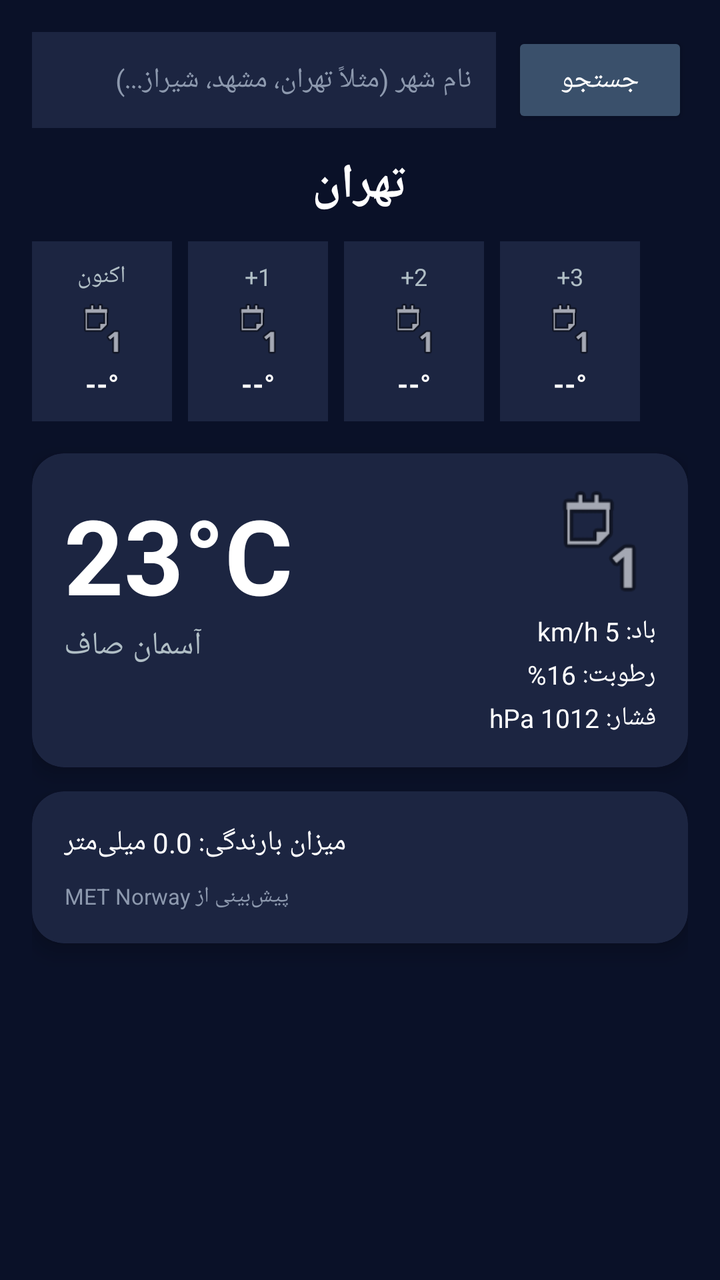
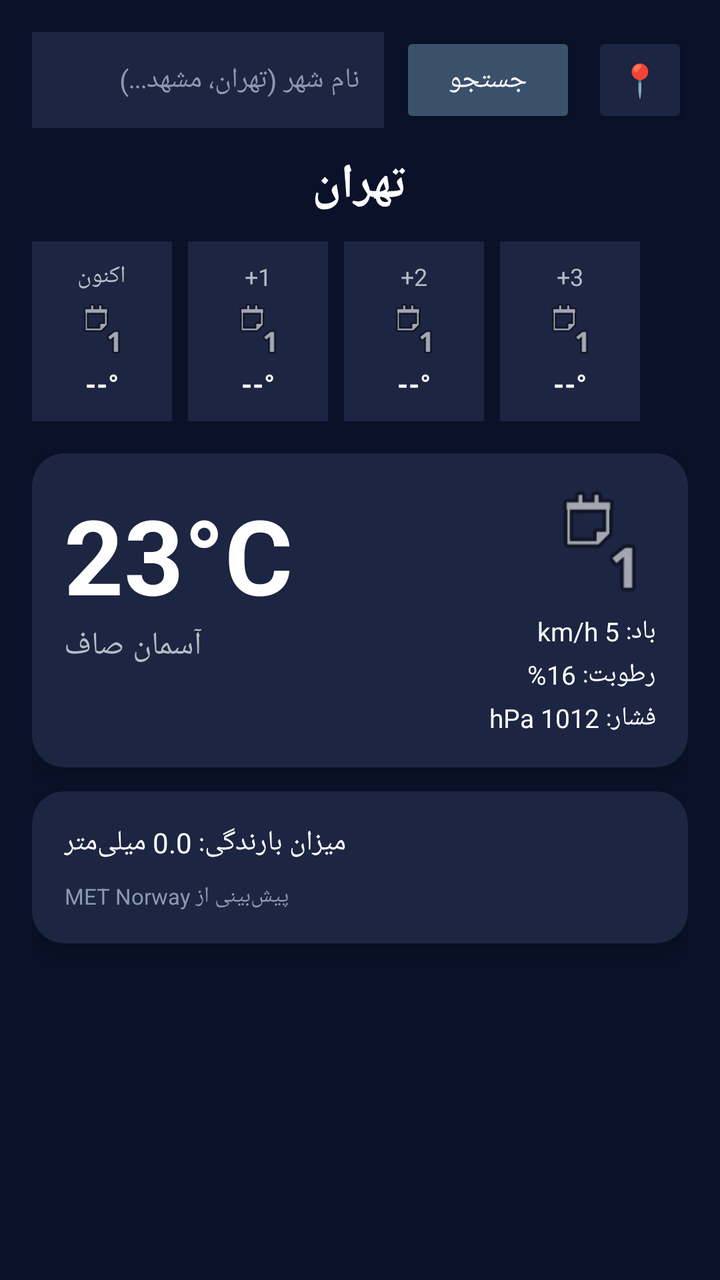

Compare the two renders of this Android layout. The source of the first and the diff that turns it into the second are given below.
<!-- AndroidManifest.xml: application theme Theme.AppCompat.Light.NoActionBar -->
<!-- res/layout/activity_main.xml -->
<?xml version="1.0" encoding="utf-8"?>
<RelativeLayout xmlns:android="http://schemas.android.com/apk/res/android"
    xmlns:app="http://schemas.android.com/apk/res-auto"
    android:id="@+id/rootLayout"
    android:layout_width="match_parent"
    android:layout_height="match_parent"
    android:background="#0A1128"
    android:padding="16dp">

    
    <LinearLayout
        android:id="@+id/searchLayout"
        android:layout_width="match_parent"
        android:layout_height="wrap_content"
        android:orientation="horizontal"
        android:layout_marginBottom="12dp">

        <EditText
            android:id="@+id/etSearchCity"
            android:layout_width="0dp"
            android:layout_height="48dp"
            android:layout_weight="1"
            android:background="#1C2541"
            android:hint="نام شهر (مثلاً تهران، مشهد، شیراز...)"
            android:textColor="#FFFFFF"
            android:textColorHint="#8D99AE"
            android:paddingHorizontal="12dp"
            android:textSize="14sp" />

        <Button
            android:id="@+id/btnSearch"
            android:layout_width="wrap_content"
            android:layout_height="48dp"
            android:layout_marginStart="8dp"
            android:backgroundTint="#3A506B"
            android:text="جستجو"
            android:textColor="#FFFFFF" />
    </LinearLayout>

    <TextView
        android:id="@+id/tvCityName"
        android:layout_width="wrap_content"
        android:layout_height="wrap_content"
        android:layout_below="@id/searchLayout"
        android:layout_centerHorizontal="true"
        android:text="تهران"
        android:textColor="#FFFFFF"
        android:textSize="24sp"
        android:textStyle="bold" />

    
    <HorizontalScrollView
        android:id="@+id/hourlyScroll"
        android:layout_width="match_parent"
        android:layout_height="wrap_content"
        android:layout_below="@id/tvCityName"
        android:layout_marginTop="12dp"
        android:scrollbars="none">

        <LinearLayout
            android:layout_width="wrap_content"
            android:layout_height="wrap_content"
            android:orientation="horizontal">

            
            <LinearLayout
                android:layout_width="70dp"
                android:layout_height="90dp"
                android:background="#1C2541"
                android:orientation="vertical"
                android:gravity="center"
                android:layout_marginEnd="8dp"
                android:padding="8dp">
                <TextView android:id="@+id/tvHourlyTime1" android:layout_width="wrap_content" android:layout_height="wrap_content" android:text="اکنون" android:textColor="#B0BEC5" android:textSize="12sp"/>
                <ImageView android:id="@+id/ivHourlyIcon1" android:layout_width="28dp" android:layout_height="28dp" android:src="@android:drawable/ic_menu_day" android:layout_marginVertical="4dp"/>
                <TextView android:id="@+id/tvHourlyTemp1" android:layout_width="wrap_content" android:layout_height="wrap_content" android:text="--°" android:textColor="#FFFFFF" android:textSize="14sp" android:textStyle="bold"/>
            </LinearLayout>

            
            <LinearLayout
                android:layout_width="70dp"
                android:layout_height="90dp"
                android:background="#1C2541"
                android:orientation="vertical"
                android:gravity="center"
                android:layout_marginEnd="8dp"
                android:padding="8dp">
                <TextView android:id="@+id/tvHourlyTime2" android:layout_width="wrap_content" android:layout_height="wrap_content" android:text="+1" android:textColor="#B0BEC5" android:textSize="12sp"/>
                <ImageView android:id="@+id/ivHourlyIcon2" android:layout_width="28dp" android:layout_height="28dp" android:src="@android:drawable/ic_menu_day" android:layout_marginVertical="4dp"/>
                <TextView android:id="@+id/tvHourlyTemp2" android:layout_width="wrap_content" android:layout_height="wrap_content" android:text="--°" android:textColor="#FFFFFF" android:textSize="14sp" android:textStyle="bold"/>
            </LinearLayout>

            
            <LinearLayout
                android:layout_width="70dp"
                android:layout_height="90dp"
                android:background="#1C2541"
                android:orientation="vertical"
                android:gravity="center"
                android:layout_marginEnd="8dp"
                android:padding="8dp">
                <TextView android:id="@+id/tvHourlyTime3" android:layout_width="wrap_content" android:layout_height="wrap_content" android:text="+2" android:textColor="#B0BEC5" android:textSize="12sp"/>
                <ImageView android:id="@+id/ivHourlyIcon3" android:layout_width="28dp" android:layout_height="28dp" android:src="@android:drawable/ic_menu_day" android:layout_marginVertical="4dp"/>
                <TextView android:id="@+id/tvHourlyTemp3" android:layout_width="wrap_content" android:layout_height="wrap_content" android:text="--°" android:textColor="#FFFFFF" android:textSize="14sp" android:textStyle="bold"/>
            </LinearLayout>

            
            <LinearLayout
                android:layout_width="70dp"
                android:layout_height="90dp"
                android:background="#1C2541"
                android:orientation="vertical"
                android:gravity="center"
                android:layout_marginEnd="8dp"
                android:padding="8dp">
                <TextView android:id="@+id/tvHourlyTime4" android:layout_width="wrap_content" android:layout_height="wrap_content" android:text="+3" android:textColor="#B0BEC5" android:textSize="12sp"/>
                <ImageView android:id="@+id/ivHourlyIcon4" android:layout_width="28dp" android:layout_height="28dp" android:src="@android:drawable/ic_menu_day" android:layout_marginVertical="4dp"/>
                <TextView android:id="@+id/tvHourlyTemp4" android:layout_width="wrap_content" android:layout_height="wrap_content" android:text="--°" android:textColor="#FFFFFF" android:textSize="14sp" android:textStyle="bold"/>
            </LinearLayout>
        </LinearLayout>
    </HorizontalScrollView>

    
    <androidx.cardview.widget.CardView
        android:id="@+id/cardMain"
        android:layout_width="match_parent"
        android:layout_height="wrap_content"
        android:layout_below="@id/hourlyScroll"
        android:layout_marginTop="16dp"
        app:cardBackgroundColor="#1C2541"
        app:cardCornerRadius="16dp"
        app:cardElevation="6dp">

        <RelativeLayout
            android:layout_width="match_parent"
            android:layout_height="wrap_content"
            android:padding="16dp">

            <TextView
                android:id="@+id/tvTemp"
                android:layout_width="wrap_content"
                android:layout_height="wrap_content"
                android:text="23°C"
                android:textColor="#FFFFFF"
                android:textSize="52sp"
                android:textStyle="bold" />

            <TextView
                android:id="@+id/tvCondition"
                android:layout_width="wrap_content"
                android:layout_height="wrap_content"
                android:layout_below="@id/tvTemp"
                android:text="آسمان صاف"
                android:textColor="#B0BEC5"
                android:textSize="16sp" />

            
            <ImageView
                android:id="@+id/ivMainConditionIcon"
                android:layout_width="56dp"
                android:layout_height="56dp"
                android:layout_alignParentTop="true"
                android:layout_alignParentEnd="true"
                android:src="@android:drawable/ic_menu_day" />

            <LinearLayout
                android:layout_width="wrap_content"
                android:layout_height="wrap_content"
                android:layout_below="@id/ivMainConditionIcon"
                android:layout_alignParentEnd="true"
                android:layout_marginTop="8dp"
                android:gravity="end"
                android:orientation="vertical">

                <TextView
                    android:id="@+id/tvWindSpeed"
                    android:layout_width="wrap_content"
                    android:layout_height="wrap_content"
                    android:text="باد: 5 km/h"
                    android:textColor="#FFFFFF"
                    android:textSize="13sp" />

                <TextView
                    android:id="@+id/tvHumidity"
                    android:layout_width="wrap_content"
                    android:layout_height="wrap_content"
                    android:layout_marginTop="4dp"
                    android:text="رطوبت: 16%"
                    android:textColor="#FFFFFF"
                    android:textSize="13sp" />

                <TextView
                    android:id="@+id/tvPressure"
                    android:layout_width="wrap_content"
                    android:layout_height="wrap_content"
                    android:layout_marginTop="4dp"
                    android:text="فشار: 1012 hPa"
                    android:textColor="#FFFFFF"
                    android:textSize="13sp" />
            </LinearLayout>
        </RelativeLayout>
    </androidx.cardview.widget.CardView>

    
    <androidx.cardview.widget.CardView
        android:layout_width="match_parent"
        android:layout_height="wrap_content"
        android:layout_below="@id/cardMain"
        android:layout_marginTop="12dp"
        app:cardBackgroundColor="#1C2541"
        app:cardCornerRadius="16dp"
        app:cardElevation="6dp">

        <LinearLayout
            android:layout_width="match_parent"
            android:layout_height="wrap_content"
            android:orientation="vertical"
            android:padding="16dp">

            <TextView
                android:id="@+id/tvRainfall"
                android:layout_width="wrap_content"
                android:layout_height="wrap_content"
                android:text="میزان بارندگی: 0.0 میلی‌متر"
                android:textColor="#FFFFFF"
                android:textSize="14sp"
                android:layout_marginBottom="6dp"/>

            <TextView
                android:id="@+id/tvDataSource"
                android:layout_width="wrap_content"
                android:layout_height="wrap_content"
                android:layout_marginTop="4dp"
                android:text="پیش‌بینی از MET Norway"
                android:textColor="#8D99AE"
                android:textSize="11sp" />
        </LinearLayout>
    </androidx.cardview.widget.CardView>

</RelativeLayout>
<!-- resources referenced by this layout -->
<resources>

</resources>

<!-- the commit's change to res/layout/activity_main.xml (unified diff, before → after) -->
@@ -13,7 +13,8 @@
         android:layout_width="match_parent"
         android:layout_height="wrap_content"
         android:orientation="horizontal"
-        android:layout_marginBottom="12dp">
+        android:layout_marginBottom="12dp"
+        android:gravity="center_vertical">
 
         <EditText
             android:id="@+id/etSearchCity"
@@ -21,7 +22,7 @@
             android:layout_height="48dp"
             android:layout_weight="1"
             android:background="#1C2541"
-            android:hint="نام شهر (مثلاً تهران، مشهد، شیراز...)"
+            android:hint="نام شهر (تهران، مشهد...)"
             android:textColor="#FFFFFF"
             android:textColorHint="#8D99AE"
             android:paddingHorizontal="12dp"
@@ -35,6 +36,16 @@
             android:backgroundTint="#3A506B"
             android:text="جستجو"
             android:textColor="#FFFFFF" />
+
+        <Button
+            android:id="@+id/btnGps"
+            android:layout_width="48dp"
+            android:layout_height="48dp"
+            android:layout_marginStart="8dp"
+            android:backgroundTint="#1C2541"
+            android:text="📍"
+            android:textColor="#FFFFFF"
+            android:textSize="16sp" />
     </LinearLayout>
 
     <TextView
